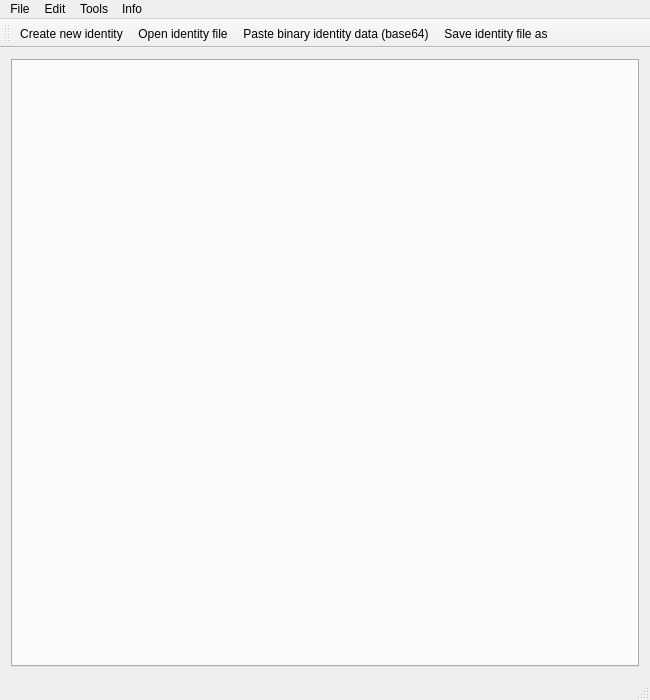
Before: the Qt Designer form mainwindow.ui in sqrldev/IdTool, drawn with Qt 5.
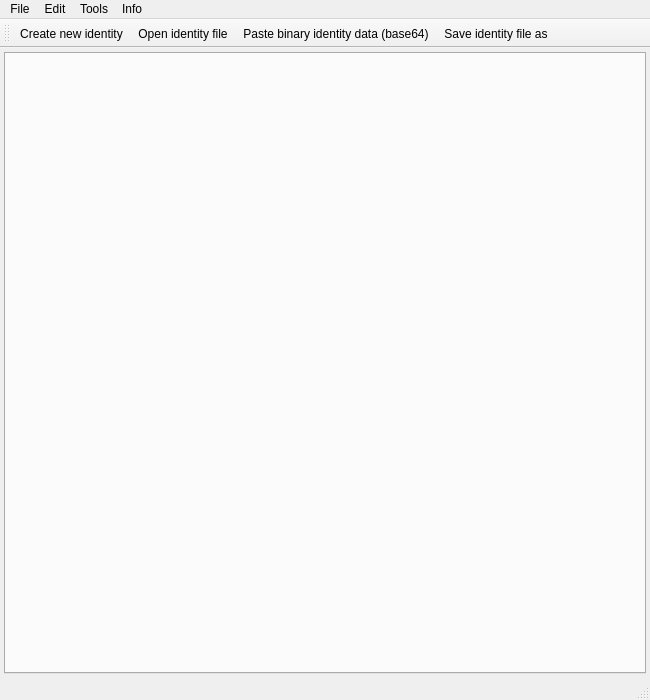
After: the same form once the commit is applied. Icons and pictures are not drawn.

Commit message: Decrease margins for tab widget in main window

Diff of the .ui file:
```diff
--- a/mainwindow.ui
+++ b/mainwindow.ui
@@ -31,6 +31,21 @@
   </property>
   <widget class="QWidget" name="centralWidget">
    <layout class="QVBoxLayout" name="verticalLayout">
+    <property name="spacing">
+     <number>6</number>
+    </property>
+    <property name="leftMargin">
+     <number>4</number>
+    </property>
+    <property name="topMargin">
+     <number>4</number>
+    </property>
+    <property name="rightMargin">
+     <number>4</number>
+    </property>
+    <property name="bottomMargin">
+     <number>4</number>
+    </property>
     <item>
      <widget class="QTabWidget" name="tabWidget">
       <property name="tabShape">
```
